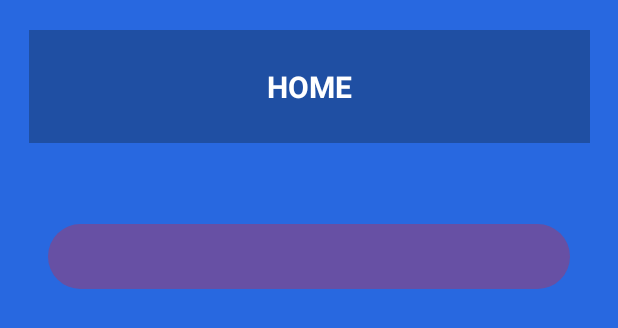
After one commit to ICTS2325071/AndroidProject, an Android app: the layout page_home.xml on its own in the app's theme, with its tools: preview values and no code run, on a phone screen of 412 x 824 dp. The commit adds this screen. Shown: the top 328 px of the screen. Run offline under Robolectric (Android 15) with nearby library versions, the phone set to English and light mode, and no system bars.

Commit message:
update prova gg

```diff
--- /dev/null
+++ b/app/src/main/java/com/example/teamateapplication/Login/LoginPages.kt
@@ -0,0 +1,4 @@
+package com.example.teamateapplication.Login
+
+class LoginPages {
+}
--- /dev/null
+++ b/app/src/main/res/layout/page_home.xml
@@ -0,0 +1,28 @@
+<?xml version="1.0" encoding="utf-8"?>
+<androidx.constraintlayout.widget.ConstraintLayout xmlns:android="http://schemas.android.com/apk/res/android"
+    xmlns:app="http://schemas.android.com/apk/res-auto"
+    android:layout_width="match_parent"
+    android:layout_height="match_parent"
+    android:background="@color/medium_blue">
+
+    <TextView
+        android:id="@+id/text_view_home"
+        style="@style/CustomTextViewHome"
+        android:layout_width="374sp"
+        android:layout_height="75sp"
+        android:gravity="center"
+        android:layout_marginTop="20dp"
+        app:layout_constraintEnd_toEndOf="parent"
+        app:layout_constraintStart_toStartOf="parent"
+        app:layout_constraintTop_toTopOf="parent" />
+
+    <Button
+        android:id="@+id/button_statistics"
+        android:layout_width="348sp"
+        android:layout_height="51sp"
+        android:layout_marginTop="50dp"
+        app:layout_constraintEnd_toEndOf="parent"
+        app:layout_constraintStart_toStartOf="parent"
+        app:layout_constraintTop_toBottomOf="@+id/text_view_home" />
+
+</androidx.constraintlayout.widget.ConstraintLayout>
--- a/app/src/main/res/values/colors.xml
+++ b/app/src/main/res/values/colors.xml
@@ -4,4 +4,5 @@
     <color name="white">#FFFFFFFF</color>
     <color name="dark_blue">#1F4FA3</color>
     <color name="light_blue">#03C7F9</color>
+    <color name="medium_blue">#2868E0</color>
 </resources>
--- a/app/src/main/res/values/themes.xml
+++ b/app/src/main/res/values/themes.xml
@@ -23,4 +23,15 @@
         <item name="android:textSize">18sp</item>
         <item name="android:textColor">@color/white</item>
     </style>
+
+    <style name="CustomTextViewHome">
+        <item name="android:text">@string/string_home</item>
+        <item name="android:textColor">@color/white</item>
+        <item name="android:textSize">20sp</item>
+        <item name="android:textStyle">bold</item>
+        <item name="android:textAlignment">center</item>
+        <item name="android:gravity">center_vertical</item>
+        <item name="android:background">@color/dark_blue</item>
+    </style>
+
 </resources>
```
Also changed, not shown: app/src/main/res/drawable/textview_top_border.xml (added, +13 -0 lines), app/src/main/res/values/strings.xml (+24 -0 lines), app/src/main/res/values/styles.xml (added, +8 -0 lines).
